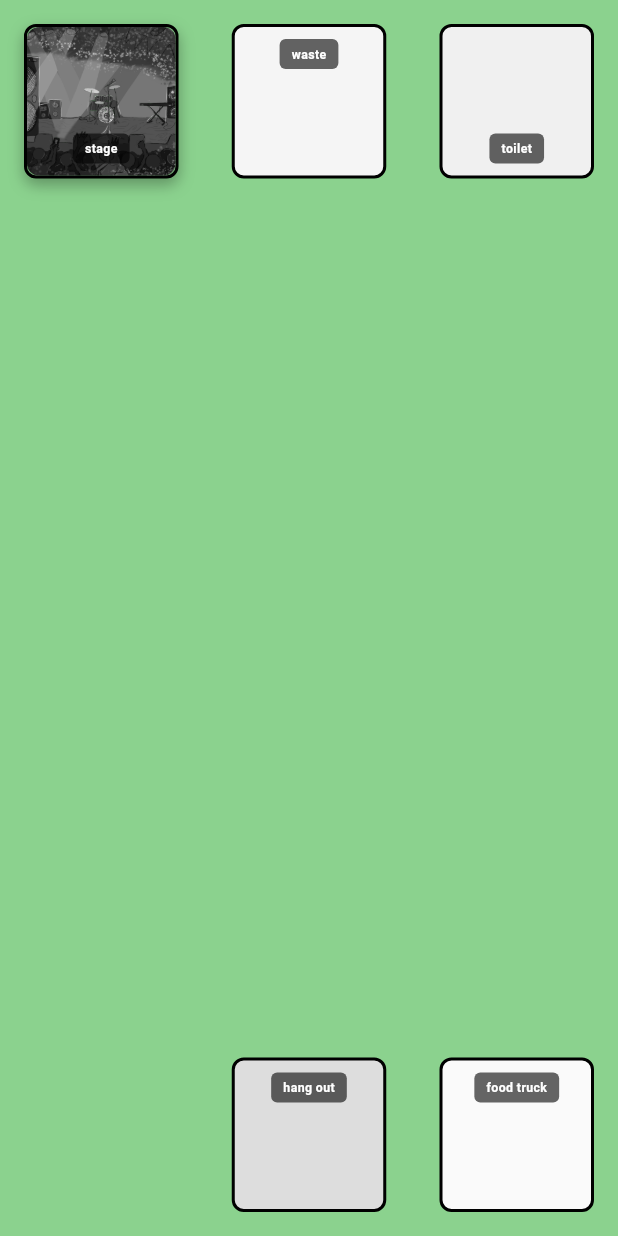
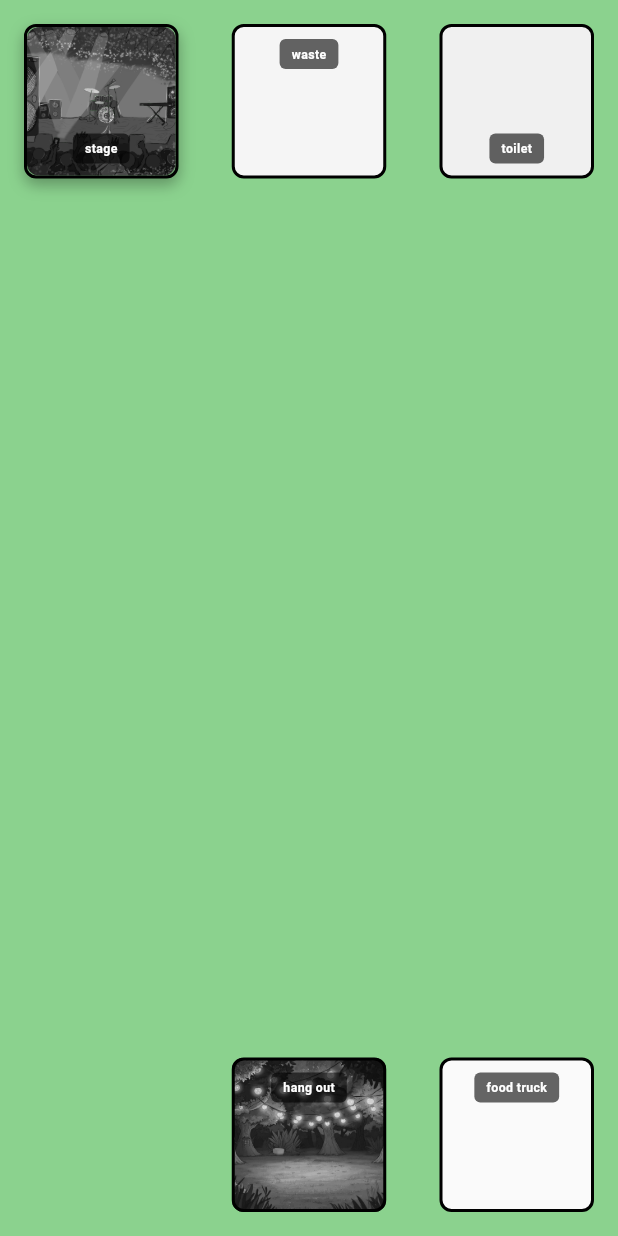
Before and after one commit to Hrisko123/DE-ONTDEK-FABRIEK, a Flutter app: the screen it shows after launch, on a phone screen of 412 x 824 dp. Run offline on Flutter 3.47's test engine with Material 3 defaults, Android fonts, the light colour scheme and no system bars.

Commit message:
main screen hangout cover

```diff
--- a/deontdekfabriek/lib/main.dart
+++ b/deontdekfabriek/lib/main.dart
@@ -349,7 +349,10 @@ class _MyHomePageState extends State<MyHomePage> {
                     decoration: BoxDecoration(
                       border: Border.all(color: Colors.black, width: 2),
                       borderRadius: BorderRadius.circular(8),
-                      color: const Color.fromARGB(255, 200, 230, 200),
+                      image: DecorationImage(
+                      image: AssetImage("assets/garden/Hangout_minigame.jpg"),
+                      fit: BoxFit.cover,
+                    ),
                     ),
                     child: Stack(
                       children: [
@@ -769,7 +772,6 @@ class _StagePageState extends State<StagePage> {
                       onTap: () => _onOptionSelected(index, option),
                       child: Row(
                         children: [
-                          // Barra de color según lo eco que es (basado en scoreChange)
                           Container(
                             width: 12,
                             height: 63,
@@ -1034,12 +1036,12 @@ class _HangoutQuizPageState extends State<HangoutQuizPage> {
             return AlertDialog(
               title: const Text('Hangout garden'),
               content: const Text(
-                'Thanks! Your decisions helped the hangout garden grow 🌿',
+                'Thanks! Your eco decisions helped the hangout garden grow 🌿',
               ),
               actions: [
                 TextButton(
                   onPressed: () => Navigator.of(context).pop(),
-                  child: const Text('Close'),
+                  child: const Text('Back to main page'),
                 ),
               ],
             );
@@ -1238,7 +1240,7 @@ class _AnimatedGardenState extends State<AnimatedGarden>
   }
 }
 
-// Reveal overlay from bottom → top so it feels like “sprouting”
+// Reveal overlay from bottom
 class _OverlaySprout extends StatelessWidget {
   final bool visible;
   final String asset;
```
Also changed, not shown: deontdekfabriek/assets/garden/grass_lines.png.
